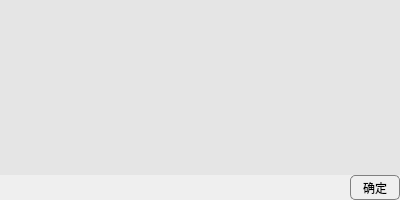
Above: source/dialog.ui from Hatsushigure/TimeShower before the change. Below: the same form after it.
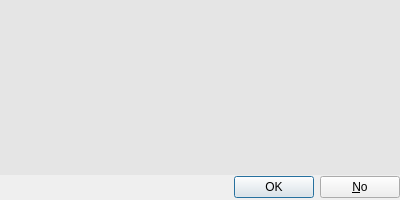
That is the form after the change. Icons and pictures are not drawn.

Patch:
```diff
--- a/source/dialog.ui
+++ b/source/dialog.ui
@@ -85,7 +85,7 @@
     <string notr="true"/>
    </property>
   </widget>
-  <widget class="QWidget" name="buttonWidget" native="true">
+  <widget class="QDialogButtonBox" name="buttonWidget">
    <property name="geometry">
     <rect>
      <x>0</x>
@@ -95,30 +95,11 @@
     </rect>
    </property>
    <property name="styleSheet">
-    <string notr="true">QPushButton{
-	border-radius : 5px;
-	border : 1px solid gray;
-}</string>
+    <string notr="true"/>
    </property>
-   <widget class="QPushButton" name="button1">
-    <property name="geometry">
-     <rect>
-      <x>350</x>
-      <y>0</y>
-      <width>50</width>
-      <height>25</height>
-     </rect>
-    </property>
-    <property name="styleSheet">
-     <string notr="true"/>
-    </property>
-    <property name="text">
-     <string>确定</string>
-    </property>
-    <property name="flat">
-     <bool>false</bool>
-    </property>
-   </widget>
+   <property name="standardButtons">
+    <set>QDialogButtonBox::No|QDialogButtonBox::Ok</set>
+   </property>
   </widget>
  </widget>
  <resources>
```
Left out of the diff: 16 changed lines with no effect on the pictures.
